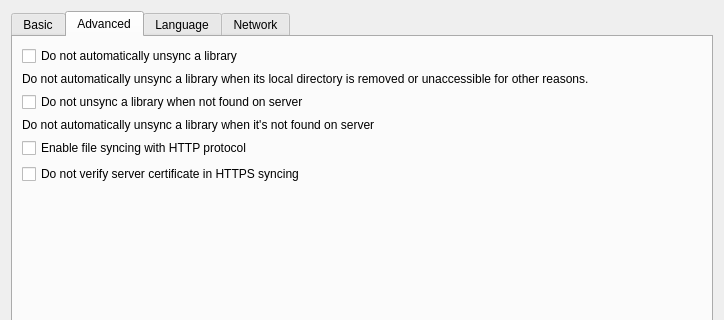
Above: ui/settings-dialog.ui from haiwen/seafile-client before the change; both pictures show x 0 to 724 and y 0 to 320 of the 724 by 579 pixel window. Below: the same form after it.
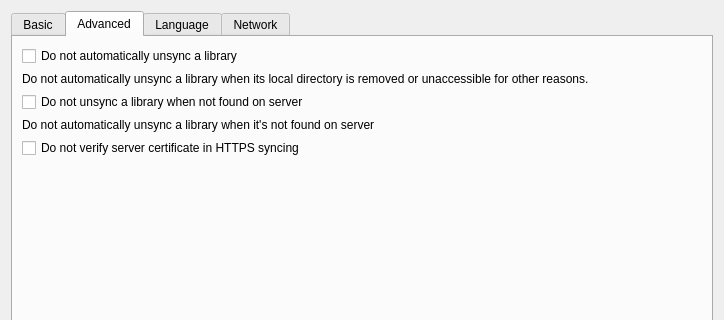
That is the form after the change. The open tabs and pages were chosen to show the change.

Commit message: remove unused option in setting dialog

```diff
--- a/ui/settings-dialog.ui
+++ b/ui/settings-dialog.ui
@@ -177,13 +177,6 @@
          </property>
         </widget>
        </item>
-       <item>
-        <widget class="QCheckBox" name="mEnableHttpSyncCheckBox">
-         <property name="text">
-          <string>Enable file syncing with HTTP protocol</string>
-         </property>
-        </widget>
-       </item>
        <item>
         <widget class="QCheckBox" name="mDisableVerifyHttpSyncCert">
          <property name="text">
```
The commit also changes 3 other files.
